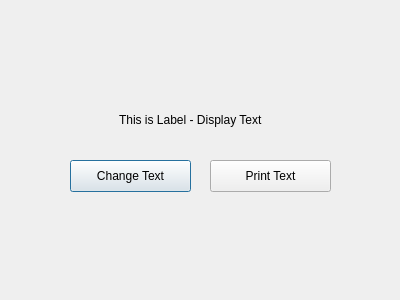
Giung951/Python-PyQt, file widget/dispaly/QLabel/label.ui: the form before one commit.
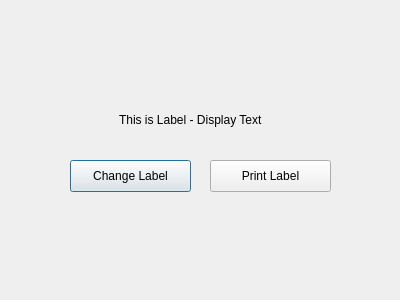
The form after the commit.

What changed in the file:
```diff
--- a/widget/dispaly/QLabel/label.ui
+++ b/widget/dispaly/QLabel/label.ui
@@ -36,7 +36,7 @@
     </rect>
    </property>
    <property name="text">
-    <string>Change Text</string>
+    <string>Change Label</string>
    </property>
   </widget>
   <widget class="QPushButton" name="pushButton_printText">
@@ -49,7 +49,7 @@
     </rect>
    </property>
    <property name="text">
-    <string>Print Text</string>
+    <string>Print Label</string>
    </property>
   </widget>
  </widget>
```
Left out of the diff: 4 changed lines with no effect on the pictures.
